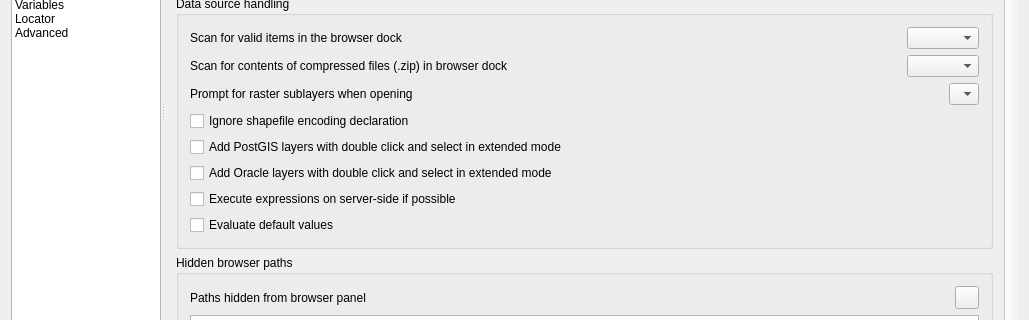
Before: the Qt Designer form src/ui/qgsoptionsbase.ui in qgis/QGIS, drawn with Qt 5; both pictures show x 0 to 1029 and y 238 to 558 of the 1029 by 726 pixel window.
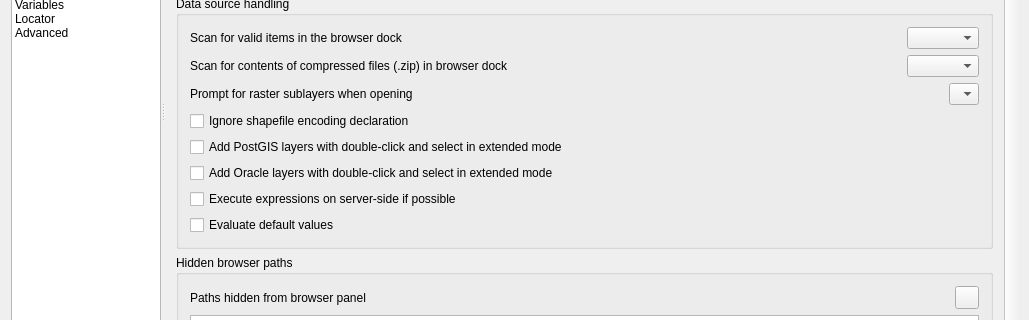
After: the same form once the commit is applied. The open tabs and pages were chosen to show the change. Icons and pictures are not drawn. Custom widgets are drawn as their Qt base class.

Commit message: Replace "double click" and "doubleclick" by double-click

```diff
--- a/src/ui/qgsoptionsbase.ui
+++ b/src/ui/qgsoptionsbase.ui
@@ -1807,14 +1807,14 @@
                   <item>
                    <widget class="QCheckBox" name="cbxAddPostgisDC">
                     <property name="text">
-                     <string>Add PostGIS layers with double click and select in extended mode</string>
+                     <string>Add PostGIS layers with double-click and select in extended mode</string>
                     </property>
                    </widget>
                   </item>
                   <item>
                    <widget class="QCheckBox" name="cbxAddOracleDC">
                     <property name="text">
-                     <string>Add Oracle layers with double click and select in extended mode</string>
+                     <string>Add Oracle layers with double-click and select in extended mode</string>
                     </property>
                    </widget>
                   </item>
```
Left out of the diff: 2 changed lines with no effect on the pictures. The commit also changes 23 other files.
